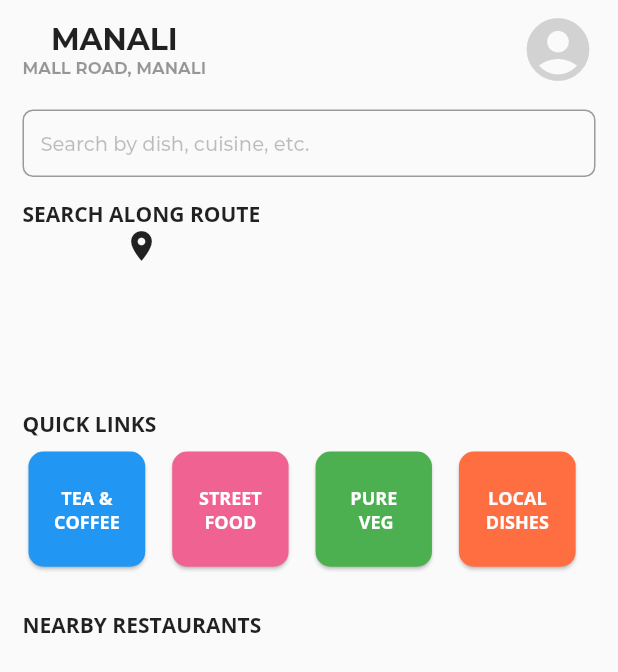
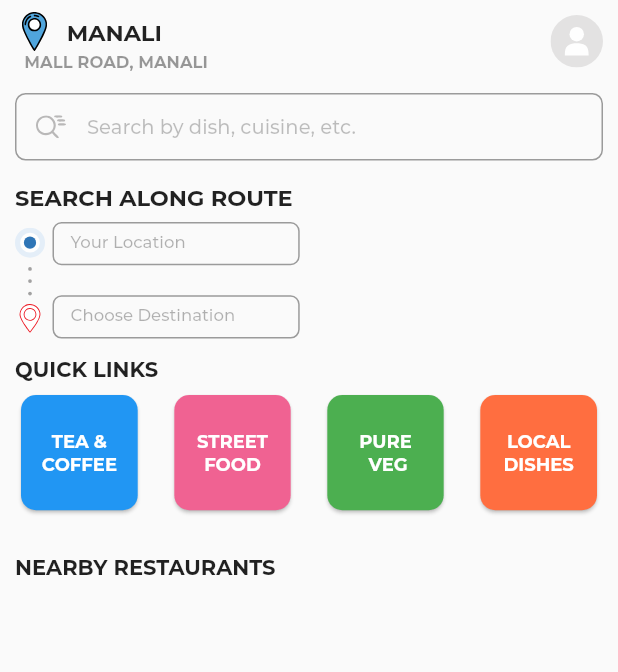
Before and after one commit to TekinaTawar/ScanF, a Flutter app: the LandingPage screen opened directly, on a phone screen of 412 x 824 dp. Shown: the top 672 px of the screen. Run offline on Flutter 3.47's test engine with Material 2 defaults, Android fonts, the phone set to English and light mode, and no system bars; our stand-ins replace flutter_svg; project files that could hold a hidden picture were left out.

Commit message:
edits in previous screens,added images to .yaml

```diff
--- a/lib/main.dart
+++ b/lib/main.dart
@@ -5,10 +5,10 @@ import 'package:flutter/material.dart';
 // import './screens/create_profile_screen/create_profile_screen_1.dart';
 // import './screens/create_profile_screen/create_profile_screen_2.dart';
 // import './screens/create_profile_screen/create_profile_screen_3.dart';
-// import './screens/create_profile_screen/create_profile_screen_4.dart';
-import './screens/profile_screens.dart';
+import './screens/create_profile_screen/landing_page.dart';
+// import './screens/profile_screens.dart';
 // import './screens/splash_screen.dart';
-// import './screens/onboard.dart';
+ import './screens/onboard.dart';
 // import './screens/on-boarding-screen.dart';
 
 void main() => runApp(MyApp());
@@ -38,7 +38,7 @@ class MyApp extends StatelessWidget {
         //       ),
         //     ),
       ),
-      home: CreateProf(),
+      home: LandingPage(),
     //   routes: {
     //     'create-profile-1': (ctx) => ProfileScreen1(),
     //     'create-profile-2': (ctx) => ProfileScreen2(),
--- a/lib/screens/create_profile_screen/landing_page.dart
+++ b/lib/screens/create_profile_screen/landing_page.dart
@@ -1,4 +1,5 @@
 import 'package:flutter/material.dart';
+import 'package:flutter_svg/flutter_svg.dart';
 
 class LandingPage extends StatefulWidget {
   LandingPage({Key key}) : super(key: key);
@@ -14,21 +15,33 @@ class _LandingPageState extends State<LandingPage> {
     return Scaffold(
       body: SafeArea(
         child: Padding(
-          padding: const EdgeInsets.symmetric(horizontal: 15.0, vertical: 8),
+          padding: const EdgeInsets.symmetric(horizontal: 10.0, vertical: 8),
           child: Column(
+            crossAxisAlignment: CrossAxisAlignment.start,
             children: <Widget>[
               Row(
                 mainAxisAlignment: MainAxisAlignment.spaceBetween,
                 children: <Widget>[
                   Column(
+                    crossAxisAlignment: CrossAxisAlignment.start,
                     children: <Widget>[
-                      Text(
-                        "MANALI",
-                        style: TextStyle(
-                            fontSize: 20, fontWeight: FontWeight.bold),
+                      Row(
+                        mainAxisAlignment: MainAxisAlignment.start,
+                        children: <Widget>[
+                          SvgPicture.asset(
+                            "assets/images/location.svg",
+                            height: 26,
+                            width: 26,
+                          ),
+                          Text(
+                            "  MANALI",
+                            style: TextStyle(
+                                fontSize: 15, fontWeight: FontWeight.bold),
+                          ),
+                        ],
                       ),
                       Text(
-                        "MALL ROAD, MANALI",
+                        "  MALL ROAD, MANALI",
                         style: TextStyle(
                           fontSize: 11,
                           fontWeight: FontWeight.bold,
@@ -39,10 +52,10 @@ class _LandingPageState extends State<LandingPage> {
                   ),
                   Align(
                     alignment: Alignment.centerRight,
-                    child: Icon(
-                      Icons.account_circle,
-                      color: Color.fromRGBO(210, 210, 210, 1),
-                      size: 50,
+                    child: SvgPicture.asset(
+                      "assets/images/Group 10.svg",
+                      height: 35,
+                      width: 35,
                     ),
                   ),
                 ],
@@ -52,77 +65,111 @@ class _LandingPageState extends State<LandingPage> {
                 height: 45,
                 child: TextFormField(
                   decoration: InputDecoration(
+                    prefixIcon: IconButton(
+                      icon: SvgPicture.asset("assets/images/search_ultra.svg",
+                          height: 20, width: 20),
+                      onPressed: () => {},
+                    ),
                     hintText: "Search by dish, cuisine, etc.",
                     hintStyle: TextStyle(
-                        fontSize: 13,
-                        color: Color.fromRGBO(0, 0, 0, 0.25),
-                        fontWeight: FontWeight.w500),
+                      fontSize: 13,
+                      color: Color.fromRGBO(0, 0, 0, 0.25),
+                      fontWeight: FontWeight.w500,
+                    ),
                     border: OutlineInputBorder(
+                      borderRadius: BorderRadius.circular(7),
+                    ),
+                    focusedBorder: OutlineInputBorder(
+                      borderSide: BorderSide(color: Colors.blue),
                       borderRadius: BorderRadius.circular(7),
                     ),
                   ),
                 ),
               ),
               Container(
-                height: MediaQuery.of(context).size.height * 0.17,
+                // color: Colors.amber,
+                height: MediaQuery.of(context).size.height * 0.14,
+
                 child: Row(
                   children: <Widget>[
                     Column(
+                      crossAxisAlignment: CrossAxisAlignment.start,
                       children: <Widget>[
-                        Text(
-                          "SEARCH ALONG ROUTE",
-                          style: TextStyle(
-                            fontWeight: FontWeight.bold,
-                            fontFamily: "Open_Sans",
+                        Padding(
+                          padding: const EdgeInsets.only(top: 0, bottom: 8),
+                          child: Text(
+                            "SEARCH ALONG ROUTE",
+                            style: TextStyle(
+                                fontWeight: FontWeight.w700,
+                                fontFamily: "Montserrat",
+                                fontSize: 15),
                           ),
                         ),
-                        Icon(Icons.location_on),
-                        Column(
+                        Row(
+                          // crossAxisAlignment: CrossAxisAlignment.start,
                           children: <Widget>[
-                            // yaha error aya tha puri screen blank ho jati shayad wo height ka koi prob hai! maine aaj dekha nhi waise dekh lena
-
-                            // Container(
-                            //   margin: EdgeInsets.symmetric(vertical: 15),
-                            //   height: 45,
-                            //   child: TextFormField(
-                            //     decoration: InputDecoration(
-                            //       hintText:
-                            //           "Search by dish, cuisine, etc.",
-                            //       hintStyle: TextStyle(
-                            //           fontSize: 13,
-                            //           color:
-                            //               Color.fromRGBO(0, 0, 0, 0.25),
-                            //           fontWeight: FontWeight.w500),
-                            //       border: OutlineInputBorder(
-                            //         borderRadius:
-                            //             BorderRadius.circular(7),
-                            //       ),
-                            //     ),
-                            //   ),
-                            // ),
-                            // Container(
-                            //   margin: EdgeInsets.symmetric(vertical: 15),
-                            //   height: 45,
-                            //   child: TextFormField(
-                            //     decoration: InputDecoration(
-                            //       hintText:
-                            //           "Search by dish, cuisine, etc.",
-                            //       hintStyle: TextStyle(
-                            //           fontSize: 13,
-                            //           color:
-                            //               Color.fromRGBO(0, 0, 0, 0.25),
-                            //           fontWeight: FontWeight.w500),
-                            //       border: OutlineInputBorder(
-                            //         borderRadius:
-                            //             BorderRadius.circular(7),
-                            //       ),
-                            //     ),
-                            //   ),
-                            // ),
+                            SvgPicture.asset("assets/images/loc_des.svg",
+                                width: 20),
+                            Column(
+                              children: <Widget>[
+                                Container(
+                                  // color:Colors.blue,
+                                  margin: EdgeInsets.only(bottom: 10, left: 5),
+                                  height: MediaQuery.of(context).size.height *
+                                      0.035,
+                                  width: MediaQuery.of(context).size.width * .4,
+                                  child: TextFormField(
+                                    textAlignVertical: TextAlignVertical.center,
+                                    textAlign: TextAlign.left,
+                                    decoration: InputDecoration(
+                                      hintText: "Your Location",
+                                      hintStyle: TextStyle(
+                                          fontSize: 11,
+                                          color: Color.fromRGBO(0, 0, 0, 0.3),
+                                          fontWeight: FontWeight.w500),
+                                      border: OutlineInputBorder(
+                                        borderRadius: BorderRadius.circular(6),
+                                      ),
+                                      focusedBorder: OutlineInputBorder(
+                                        borderSide:
+                                            BorderSide(color: Colors.blue),
+                                        borderRadius: BorderRadius.circular(6),
+                                      ),
+                                    ),
+                                  ),
+                                ),
+                                Container(
+                                  // color:Colors.blue,
+                                  margin: EdgeInsets.only(top: 10, left: 5),
+                                  height: MediaQuery.of(context).size.height *
+                                      0.035,
+                                  width: MediaQuery.of(context).size.width * .4,
+                                  child: TextFormField(
+                                    textAlignVertical: TextAlignVertical.center,
+                                    textAlign: TextAlign.left,
+                                    decoration: InputDecoration(
+                                      hintText: "Choose Destination",
+                                      hintStyle: TextStyle(
+                                          fontSize: 11,
+                                          color: Color.fromRGBO(0, 0, 0, 0.3),
+                                          fontWeight: FontWeight.w500),
+                                      border: OutlineInputBorder(
+                                        borderRadius: BorderRadius.circular(6),
+                                      ),
+                                      focusedBorder: OutlineInputBorder(
+                                        borderSide:
+                                            BorderSide(color: Colors.blue),
+                                        borderRadius: BorderRadius.circular(6),
+                                      ),
+                                    ),
+                                  ),
+                                ),
+                              ],
+                            )
                           ],
                         ),
                       ],
-                    )
+                    ),
                   ],
                 ),
               ),
@@ -131,7 +178,6 @@ class _LandingPageState extends State<LandingPage> {
                   "QUICK LINKS",
                   style: TextStyle(
                     fontWeight: FontWeight.w700,
-                    fontFamily: "Open_Sans",
                   ),
                 ),
                 alignment: Alignment.centerLeft,
@@ -142,7 +188,7 @@ class _LandingPageState extends State<LandingPage> {
 
                 // color:Colors.amber,
                 child: Row(
-                  // scrollDirection: Axis.horizontal,
+                  mainAxisAlignment: MainAxisAlignment.spaceBetween,
                   children: <Widget>[
                     Container(
                       padding: EdgeInsets.only(top: 5, bottom: 5, right: 5),
@@ -161,7 +207,6 @@ class _LandingPageState extends State<LandingPage> {
                               textAlign: TextAlign.center,
                               style: TextStyle(
                                 color: Colors.white,
-                                fontFamily: "Open_Sans",
                                 fontWeight: FontWeight.w700,
                                 fontSize: 12,
                               ),
@@ -191,7 +236,6 @@ class _LandingPageState extends State<LandingPage> {
                               textAlign: TextAlign.center,
                               style: TextStyle(
                                 color: Colors.white,
-                                fontFamily: "Open_Sans",
                                 fontWeight: FontWeight.w700,
                                 fontSize: 12,
                               ),
@@ -225,7 +269,6 @@ class _LandingPageState extends State<LandingPage> {
                               textAlign: TextAlign.center,
                               style: TextStyle(
                                 color: Colors.white,
-                                fontFamily: "Open_Sans",
                                 fontWeight: FontWeight.w700,
                                 fontSize: 12,
                               ),
@@ -255,7 +298,6 @@ class _LandingPageState extends State<LandingPage> {
                               textAlign: TextAlign.center,
                               style: TextStyle(
                                 color: Colors.white,
-                                fontFamily: "Open_Sans",
                                 fontWeight: FontWeight.w700,
                                 fontSize: 12,
                               ),
@@ -268,29 +310,6 @@ class _LandingPageState extends State<LandingPage> {
                         ),
                       ),
                     ),
-                    // Container(
-                    //   padding: EdgeInsets.all(8),
-                    //   height: MediaQuery.of(context).size.height * 0.1,
-                    //   width: MediaQuery.of(context).size.width * 0.32,
-                    //   child: Card(
-                    //     child: Align(
-                    //       alignment: Alignment.center,
-                    //       child: Text(
-                    //         "TEA AND COFFEE",
-                    //         textAlign: TextAlign.center,
-                    //         style: TextStyle(
-                    //           color: Colors.white,
-                    //           fontFamily: "Open_Sans",
-                    //           fontWeight: FontWeight.w700,
-                    //         ),
-                    //       ),
-                    //     ),
-                    //     color: Colors.blue,
-                    //     shape: RoundedRectangleBorder(
-                    //       borderRadius: BorderRadius.circular(15),
-                    //     ),
-                    //   ),
-                    // ),
                   ],
                 ),
               ),
@@ -301,7 +320,6 @@ class _LandingPageState extends State<LandingPage> {
                   child: Text(
                     "NEARBY RESTAURANTS",
                     style: TextStyle(
-                      fontFamily: "Open_Sans",
                       fontWeight: FontWeight.w700,
                     ),
                   ),
```
Also changed, not shown: pubspec.yaml (+16 -0 lines), assets/images/Group 10.svg (added), assets/images/durbin.svg (added), assets/images/google_map.svg (added), assets/images/like.svg (added), assets/images/loc_des.svg (added), assets/images/local_speciality.svg (added), assets/images/location.svg (added), assets/images/meal.svg (added), assets/images/non-veg.svg (added), assets/images/search.svg (added), assets/images/search_ultra.svg (added), assets/images/veg.svg (added).
